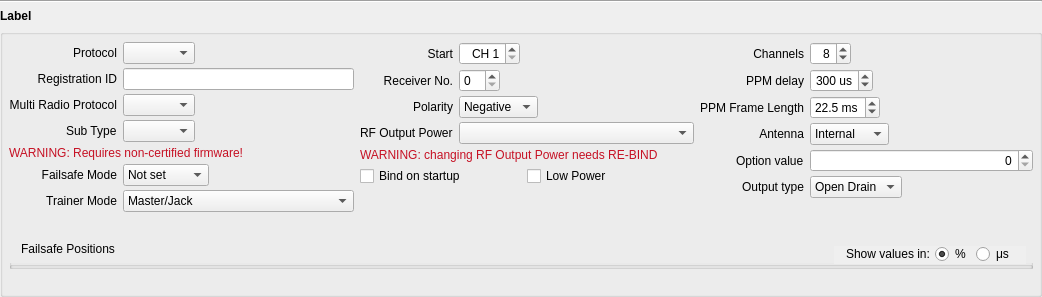
Above: companion/src/modeledit/setup_module.ui from opentx/opentx before the change. Below: the same form after it.
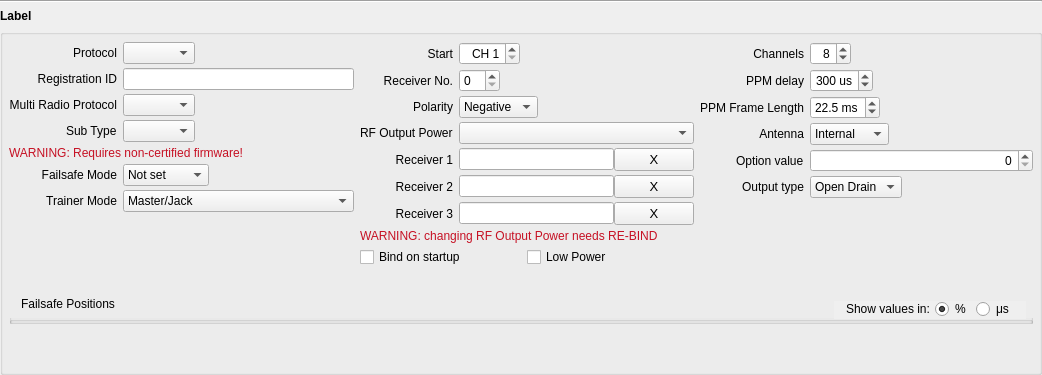
That is the form after the change.

Commit message: added receivers on module frame

```diff
--- a/companion/src/modeledit/setup_module.ui
+++ b/companion/src/modeledit/setup_module.ui
@@ -7,7 +7,7 @@
     <x>0</x>
     <y>0</y>
     <width>1042</width>
-    <height>297</height>
+    <height>375</height>
    </rect>
   </property>
   <property name="windowTitle">
@@ -239,25 +239,136 @@
         <item row="3" column="1">
          <widget class="QComboBox" name="r9mPower"/>
         </item>
-        <item row="5" column="0" colspan="2">
-         <layout class="QHBoxLayout" name="horizontalLayout_2">
+        <item row="4" column="0">
+         <widget class="QLabel" name="rx1Label">
+          <property name="text">
+           <string>Receiver 1</string>
+          </property>
+          <property name="alignment">
+           <set>Qt::AlignRight|Qt::AlignTrailing|Qt::AlignVCenter</set>
+          </property>
+         </widget>
+        </item>
+        <item row="4" column="1">
+         <layout class="QHBoxLayout" name="rx1Layout">
+          <property name="spacing">
+           <number>-1</number>
+          </property>
+          <property name="topMargin">
+           <number>0</number>
+          </property>
+          <property name="bottomMargin">
+           <number>0</number>
+          </property>
           <item>
-           <widget class="QCheckBox" name="autoBind">
+           <widget class="QLineEdit" name="rx1">
             <property name="text">
-             <string>Bind on startup</string>
+             <string/>
             </property>
+            <property name="readOnly">
+             <bool>true</bool>
+            </property>
+            <property name="clearButtonEnabled">
+             <bool>false</bool>
+            </property>
            </widget>
           </item>
           <item>
-           <widget class="QCheckBox" name="lowPower">
+           <widget class="QPushButton" name="clearRx1">
+            <property name="sizePolicy">
+             <sizepolicy hsizetype="Minimum" vsizetype="Minimum">
+              <horstretch>0</horstretch>
+              <verstretch>0</verstretch>
+             </sizepolicy>
+            </property>
+            <property name="font">
+             <font>
+              <pointsize>10</pointsize>
+             </font>
+            </property>
             <property name="text">
-             <string>Low Power</string>
+             <string>X</string>
             </property>
+            <property name="flat">
+             <bool>false</bool>
+            </property>
            </widget>
           </item>
          </layout>
         </item>
-        <item row="4" column="0" colspan="2">
+        <item row="5" column="0">
+         <widget class="QLabel" name="rx2Label">
+          <property name="text">
+           <string>Receiver 2</string>
+          </property>
+          <property name="alignment">
+           <set>Qt::AlignRight|Qt::AlignTrailing|Qt::AlignVCenter</set>
+          </property>
+         </widget>
+        </item>
+        <item row="5" column="1">
+         <layout class="QHBoxLayout" name="rx2Layout">
+          <item>
+           <widget class="QLineEdit" name="rx2">
+            <property name="readOnly">
+             <bool>true</bool>
+            </property>
+           </widget>
+          </item>
+          <item>
+           <widget class="QPushButton" name="clearRx2">
+            <property name="font">
+             <font>
+              <pointsize>10</pointsize>
+             </font>
+            </property>
+            <property name="text">
+             <string>X</string>
+            </property>
+            <property name="flat">
+             <bool>false</bool>
+            </property>
+           </widget>
+          </item>
+         </layout>
+        </item>
+        <item row="6" column="0">
+         <widget class="QLabel" name="rx3Label">
+          <property name="text">
+           <string>Receiver 3</string>
+          </property>
+          <property name="alignment">
+           <set>Qt::AlignRight|Qt::AlignTrailing|Qt::AlignVCenter</set>
+          </property>
+         </widget>
+        </item>
+        <item row="6" column="1">
+         <layout class="QHBoxLayout" name="rx3Layout">
+          <item>
+           <widget class="QLineEdit" name="rx3">
+            <property name="readOnly">
+             <bool>true</bool>
+            </property>
+           </widget>
+          </item>
+          <item>
+           <widget class="QPushButton" name="clearRx3">
+            <property name="font">
+             <font>
+              <pointsize>10</pointsize>
+             </font>
+            </property>
+            <property name="text">
+             <string>X</string>
+            </property>
+            <property name="flat">
+             <bool>false</bool>
+            </property>
+           </widget>
+          </item>
+         </layout>
+        </item>
+        <item row="7" column="0" colspan="2">
          <widget class="QLabel" name="warning_r9mPower">
           <property name="palette">
            <palette>
@@ -301,7 +412,25 @@
           </property>
          </widget>
         </item>
-        <item row="6" column="0" colspan="2">
+        <item row="8" column="0" colspan="2">
+         <layout class="QHBoxLayout" name="horizontalLayout_2">
+          <item>
+           <widget class="QCheckBox" name="autoBind">
+            <property name="text">
+             <string>Bind on startup</string>
+            </property>
+           </widget>
+          </item>
+          <item>
+           <widget class="QCheckBox" name="lowPower">
+            <property name="text">
+             <string>Low Power</string>
+            </property>
+           </widget>
+          </item>
+         </layout>
+        </item>
+        <item row="9" column="0" colspan="2">
          <spacer name="horizontalSpacer_2">
           <property name="orientation">
            <enum>Qt::Horizontal</enum>
```
The commit also changes 1 other file.
